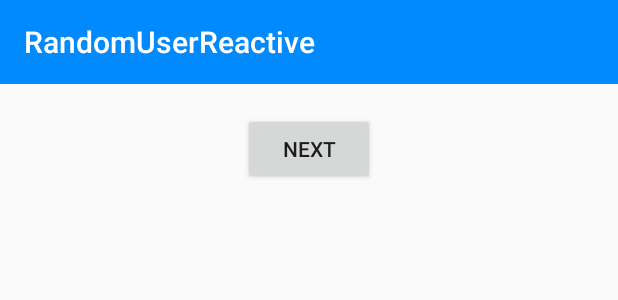
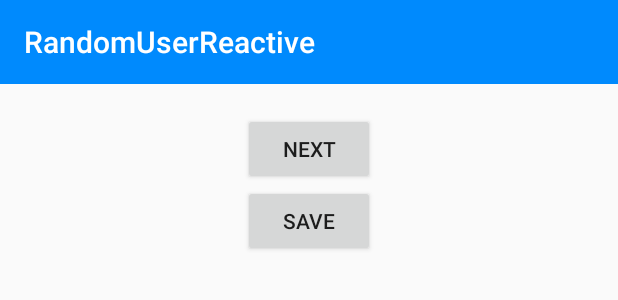
Before and after one commit to kelianClerc/reactiveArch, an Android app: the layout activity_example.xml on its own in the app's theme, with its tools: preview values and no code run, on a phone screen of 412 x 824 dp. Shown: the top 300 px of the screen. Run offline under Robolectric (Android 15) with nearby library versions, the phone set to English and light mode, and no system bars.

Commit message:
Navigate to main activity from starting activity

```diff
--- a/app/src/main/java/com/fabernovel/technologies/app/example/ExampleActivity.kt
+++ b/app/src/main/java/com/fabernovel/technologies/app/example/ExampleActivity.kt
@@ -9,6 +9,7 @@ import com.fabernovel.technologies.app.common.UiState
 import com.fabernovel.technologies.utils.ThemeUtils
 import com.fabernovel.technologies.utils.observe
 import com.jakewharton.rxbinding2.view.clicks
+import io.reactivex.Observable
 import kotlinx.android.synthetic.main.activity_example.*
 
 class ExampleActivity : BaseActivity<ExampleUiEvent, ExampleViewModel, RandomUserReactiveScreen.Example>() {
@@ -30,7 +31,9 @@ class ExampleActivity : BaseActivity<ExampleUiEvent, ExampleViewModel, RandomUse
     }
 
     private fun bindEvents() {
-        viewModel.events = button.clicks().map { ExampleUiEvent.Refresh as ExampleUiEvent }
+        val buttonEvent = button.clicks().map { ExampleUiEvent.Refresh as ExampleUiEvent }
+        val userButtonEvent = goToUser.clicks().map { ExampleUiEvent.GoToUsers as ExampleUiEvent }
+        viewModel.events = Observable.merge(buttonEvent, userButtonEvent)
     }
 
     private fun showState(state: UiState) = when (state) {
--- a/app/src/main/java/com/fabernovel/technologies/app/example/ExampleViewModel.kt
+++ b/app/src/main/java/com/fabernovel/technologies/app/example/ExampleViewModel.kt
@@ -54,8 +54,14 @@ class ExampleViewModel @Inject internal constructor(
             .map { RandomUserReactiveScreen.ExampleDetail(it.id) }
             .doOnNext { navigator.goForward(it) }
 
+        val userFlow = eventFlow
+            .ofType<ExampleUiEvent.GoToUsers>()
+            .map { RandomUserReactiveScreen.Main }
+            .doOnNext { navigator.goForward(it) }
+
         content = fromPublisher(contentFlow)
         state = fromPublisher(stateFlow)
         disposables.add(navigationFlow.subscribe())
+        disposables.add(userFlow.subscribe())
     }
 }
--- a/app/src/main/java/com/fabernovel/technologies/app/example/events.kt
+++ b/app/src/main/java/com/fabernovel/technologies/app/example/events.kt
@@ -2,5 +2,6 @@ package com.fabernovel.technologies.app.example
 
 sealed class ExampleUiEvent {
     object Refresh : ExampleUiEvent()
+    object GoToUsers: ExampleUiEvent()
     data class Detail(val id: String) : ExampleUiEvent()
 }
--- a/app/src/main/res/layout/activity_example.xml
+++ b/app/src/main/res/layout/activity_example.xml
@@ -42,6 +42,13 @@
                 android:text="Next"
                 android:layout_gravity="center"
                 />
+            <Button
+                android:layout_width="wrap_content"
+                android:layout_height="wrap_content"
+                android:id="@+id/goToUser"
+                android:text="@string/save_label"
+                android:layout_gravity="center"
+                />
         </LinearLayout>
     </com.fabernovel.technologies.utils.StatefulLayout>
 </android.support.constraint.ConstraintLayout>
```
